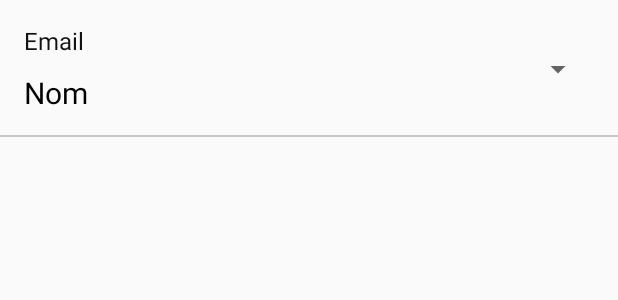
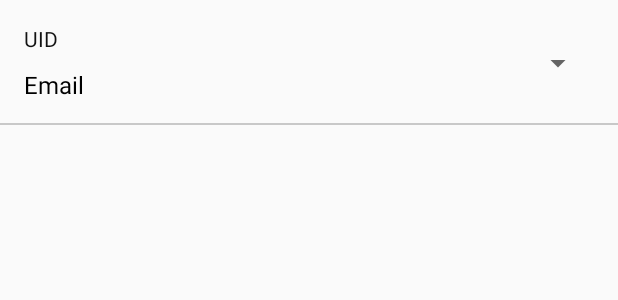
Before and after one commit to xmorera-joviat/AppNurseVideo, an Android app: the layout llista_rols.xml on its own in the app's theme, with its tools: preview values and no code run, on a phone screen of 412 x 824 dp. Shown: the top 300 px of the screen. Run offline under Robolectric (Android 15) with nearby library versions, the phone set to English and light mode, and no system bars.

Commit message:
update AdapterEditarRols

```diff
--- a/NurseApp/app/build.gradle
+++ b/NurseApp/app/build.gradle
@@ -38,6 +38,7 @@ dependencies {
     implementation files('libs/YouTubeAndroidPlayerApi.jar')
     implementation 'com.android.support:multidex:1.0.3'
     implementation 'com.firebaseui:firebase-ui-firestore:7.1.1'
+    implementation 'com.google.firebase:firebase-admin:7.3.0'
 
     implementation platform('com.google.firebase:firebase-bom:28.0.0')
     implementation 'com.google.firebase:firebase-core'
--- a/NurseApp/app/src/main/res/layout/activity_editar_rols.xml
+++ b/NurseApp/app/src/main/res/layout/activity_editar_rols.xml
@@ -12,12 +12,12 @@
 
     <androidx.recyclerview.widget.RecyclerView
         android:id="@+id/idRecyclerRols"
+        android:layout_width="0dp"
+        android:layout_height="0dp"
         app:layout_constraintBottom_toBottomOf="parent"
         app:layout_constraintEnd_toEndOf="parent"
         app:layout_constraintStart_toStartOf="parent"
-        app:layout_constraintTop_toBottomOf="@+id/idToolBar"
-        android:layout_height="0dp"
-        android:layout_width="0dp" />
+        app:layout_constraintTop_toBottomOf="@+id/idToolBar" />
 
 
 </androidx.constraintlayout.widget.ConstraintLayout>
--- a/NurseApp/app/src/main/res/layout/llista_rols.xml
+++ b/NurseApp/app/src/main/res/layout/llista_rols.xml
@@ -26,34 +26,34 @@
         app:layout_constraintStart_toStartOf="parent" />
 
     <TextView
-        android:id="@+id/userEmail"
+        android:id="@+id/userUid"
         android:layout_width="wrap_content"
         android:layout_height="wrap_content"
         android:layout_marginStart="16dp"
         android:layout_marginTop="16dp"
-        android:text="Email"
+        android:text="UID"
         android:textColor="#121212"
-        android:textSize="16sp"
+        android:textSize="14sp"
         app:layout_constraintEnd_toStartOf="@+id/rolSpinner"
         app:layout_constraintHorizontal_bias="0.0"
         app:layout_constraintStart_toStartOf="parent"
         app:layout_constraintTop_toTopOf="parent" />
 
     <TextView
-        android:id="@+id/userNom"
+        android:id="@+id/userEmail"
         android:layout_width="wrap_content"
         android:layout_height="wrap_content"
         android:layout_marginStart="16dp"
         android:layout_marginTop="10dp"
         android:layout_marginBottom="16dp"
-        android:text="Nom"
+        android:text="Email"
         android:textColor="#000000"
-        android:textSize="20sp"
+        android:textSize="16sp"
         app:layout_constraintBottom_toBottomOf="parent"
         app:layout_constraintEnd_toStartOf="@+id/rolSpinner"
         app:layout_constraintHorizontal_bias="0.0"
         app:layout_constraintStart_toStartOf="parent"
-        app:layout_constraintTop_toBottomOf="@+id/userEmail" />
+        app:layout_constraintTop_toBottomOf="@+id/userUid" />
 
     <Spinner
         android:id="@+id/rolSpinner"
```
Also changed, not shown: NurseApp/app/src/main/java/com/example/nurseapp/AdapterEditarRols.java (+32 -8 lines), NurseApp/app/src/main/java/com/example/nurseapp/EditarRols.java (+22 -2 lines), NurseApp/app/src/main/java/com/example/nurseapp/UserInfo.java (+7 -25 lines).
